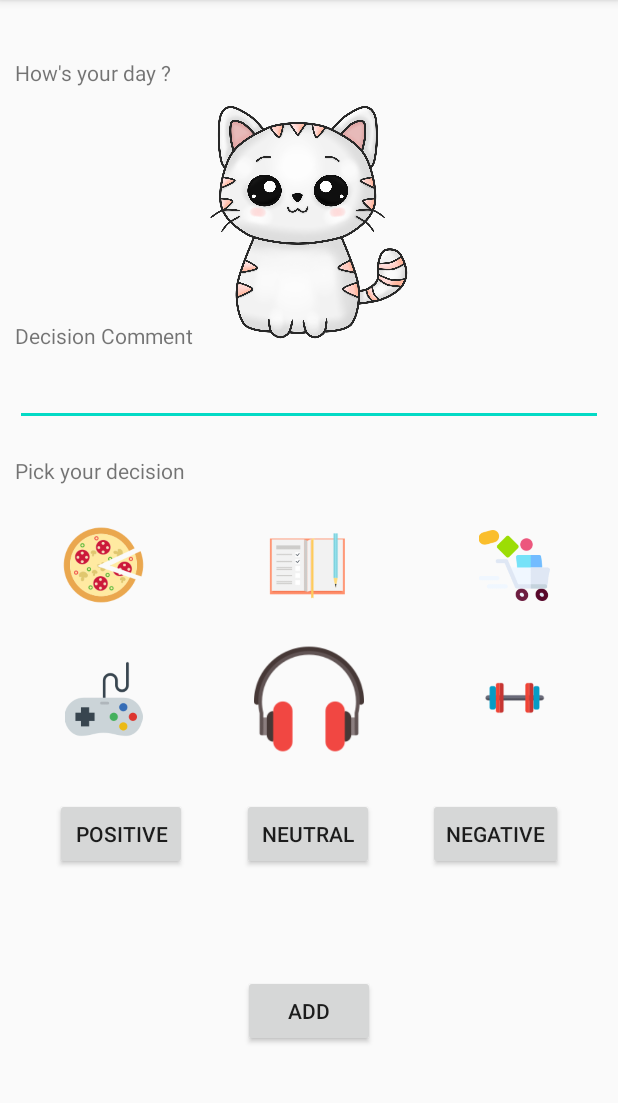
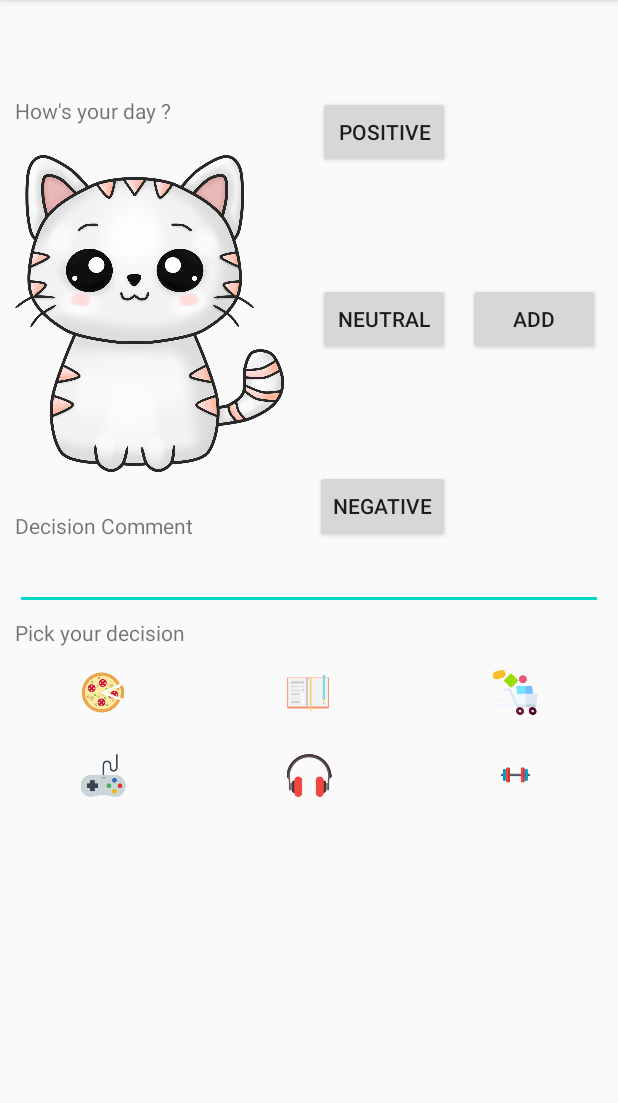
Before and after one commit to ChuhanZhangGit/decision_journal, an Android app: the screen it shows after launch (CreateActivity), on a phone screen of 412 x 824 dp, the part 84-1187 px from its top. Run offline under Robolectric (Android 15) with nearby library versions, the phone set to English and light mode, and no system bars.

Commit message:
screen rotate works

```diff
--- a/app/src/main/res/layout/activity_create.xml
+++ b/app/src/main/res/layout/activity_create.xml
@@ -12,7 +12,7 @@
         android:layout_width="wrap_content"
         android:layout_height="wrap_content"
         android:layout_marginStart="10dp"
-        android:layout_marginBottom="5dp"
+        android:layout_marginBottom="1dp"
         android:text="Decision Comment"
         app:layout_constraintBottom_toTopOf="@+id/input_decision"
         app:layout_constraintStart_toStartOf="parent" />
@@ -30,8 +30,7 @@
         app:layout_constraintBottom_toBottomOf="parent"
         app:layout_constraintEnd_toEndOf="parent"
         app:layout_constraintStart_toStartOf="parent"
-        app:layout_constraintTop_toTopOf="parent"
-        app:layout_constraintVertical_bias="0.32999998" />
+        app:layout_constraintTop_toTopOf="parent" />
 
     <TextView
         android:id="@+id/cat_dialog"
@@ -46,11 +45,10 @@
 
     <ImageView
         android:id="@+id/cat_icon"
-        android:layout_width="0dp"
+        android:layout_width="200dp"
         android:layout_height="0dp"
-        app:layout_constraintBottom_toTopOf="@+id/input_decision"
-        app:layout_constraintEnd_toEndOf="parent"
-        app:layout_constraintHorizontal_bias="0.67"
+        android:layout_marginBottom="5dp"
+        app:layout_constraintBottom_toTopOf="@+id/decision_title"
         app:layout_constraintStart_toStartOf="parent"
         app:layout_constraintTop_toBottomOf="@+id/cat_dialog"
         app:srcCompat="@drawable/cat" />
@@ -60,16 +58,16 @@
         android:layout_width="wrap_content"
         android:layout_height="wrap_content"
         android:layout_marginStart="10dp"
-        android:layout_marginTop="20dp"
+        android:layout_marginTop="5dp"
         android:text="Pick your decision"
         app:layout_constraintStart_toStartOf="parent"
         app:layout_constraintTop_toBottomOf="@+id/input_decision" />
 
     <ImageButton
         android:id="@+id/decision_eat"
-        android:layout_width="135dp"
-        android:layout_height="76dp"
-        android:layout_marginTop="15dp"
+        android:layout_width="0dp"
+        android:layout_height="50dp"
+        android:layout_marginTop="5dp"
         android:backgroundTint="#00FFFFFF"
         android:scaleType="fitCenter"
         app:layout_constraintEnd_toStartOf="@+id/decision_study"
@@ -79,8 +77,8 @@
 
     <ImageButton
         android:id="@+id/decision_study"
-        android:layout_width="136dp"
-        android:layout_height="74dp"
+        android:layout_width="0dp"
+        android:layout_height="0dp"
         android:backgroundTint="#00FFFFFF"
         android:scaleType="fitCenter"
         app:layout_constraintBottom_toBottomOf="@+id/decision_eat"
@@ -91,8 +89,8 @@
 
     <ImageButton
         android:id="@+id/decision_shop"
-        android:layout_width="136dp"
-        android:layout_height="67dp"
+        android:layout_width="0dp"
+        android:layout_height="0dp"
         android:backgroundTint="#00FFFFFF"
         android:scaleType="fitCenter"
         app:layout_constraintBottom_toBottomOf="@+id/decision_study"
@@ -103,9 +101,9 @@
 
     <ImageButton
         android:id="@+id/decision_game"
-        android:layout_width="135dp"
-        android:layout_height="72dp"
-        android:layout_marginTop="15dp"
+        android:layout_width="0dp"
+        android:layout_height="50dp"
+        android:layout_marginTop="5dp"
         android:backgroundTint="#00FFFFFF"
         android:scaleType="fitCenter"
         app:layout_constraintEnd_toStartOf="@+id/decision_music"
@@ -115,8 +113,8 @@
 
     <ImageButton
         android:id="@+id/decision_music"
-        android:layout_width="136dp"
-        android:layout_height="93dp"
+        android:layout_width="0dp"
+        android:layout_height="50dp"
         android:backgroundTint="#00FFFFFF"
         android:scaleType="fitCenter"
         app:layout_constraintBottom_toBottomOf="@+id/decision_game"
@@ -127,8 +125,8 @@
 
     <ImageButton
         android:id="@+id/decision_workout"
-        android:layout_width="136dp"
-        android:layout_height="80dp"
+        android:layout_width="0dp"
+        android:layout_height="0dp"
         android:backgroundTint="#00FFFFFF"
         android:scaleType="fitCenter"
         app:layout_constraintBottom_toBottomOf="@+id/decision_music"
@@ -141,40 +139,35 @@
         android:id="@+id/emotion_positive"
         android:layout_width="wrap_content"
         android:layout_height="wrap_content"
-        android:layout_marginTop="30dp"
         android:text="Positive"
-        app:layout_constraintEnd_toStartOf="@+id/emotion_neutral"
-        app:layout_constraintStart_toStartOf="parent"
-        app:layout_constraintTop_toBottomOf="@+id/decision_game" />
+        app:layout_constraintEnd_toEndOf="@+id/emotion_neutral"
+        app:layout_constraintTop_toTopOf="@+id/cat_dialog" />
 
     <Button
         android:id="@+id/emotion_neutral"
         android:layout_width="wrap_content"
         android:layout_height="wrap_content"
         android:text="Neutral"
-        app:layout_constraintBottom_toBottomOf="@+id/emotion_positive"
-        app:layout_constraintEnd_toStartOf="@+id/emotion_negative"
-        app:layout_constraintStart_toEndOf="@+id/emotion_positive"
-        app:layout_constraintTop_toTopOf="@+id/emotion_positive" />
+        app:layout_constraintBottom_toTopOf="@+id/emotion_negative"
+        app:layout_constraintEnd_toStartOf="@+id/decision_add"
+        app:layout_constraintStart_toEndOf="@+id/cat_icon"
+        app:layout_constraintTop_toBottomOf="@+id/emotion_positive" />
 
     <Button
         android:id="@+id/emotion_negative"
         android:layout_width="wrap_content"
         android:layout_height="wrap_content"
         android:text="Negative"
-        app:layout_constraintBottom_toBottomOf="@+id/emotion_neutral"
-        app:layout_constraintEnd_toEndOf="parent"
-        app:layout_constraintStart_toEndOf="@+id/emotion_neutral"
-        app:layout_constraintTop_toTopOf="@+id/emotion_neutral" />
+        app:layout_constraintBottom_toTopOf="@+id/input_decision"
+        app:layout_constraintEnd_toEndOf="@+id/emotion_neutral" />
 
     <Button
         android:id="@+id/decision_add"
         android:layout_width="wrap_content"
         android:layout_height="wrap_content"
         android:text="Add"
-        app:layout_constraintBottom_toBottomOf="parent"
         app:layout_constraintEnd_toEndOf="parent"
-        app:layout_constraintStart_toStartOf="parent"
-        app:layout_constraintTop_toBottomOf="@+id/emotion_neutral" />
+        app:layout_constraintStart_toEndOf="@+id/emotion_neutral"
+        app:layout_constraintTop_toTopOf="@+id/emotion_neutral" />
 
 </androidx.constraintlayout.widget.ConstraintLayout>
```
